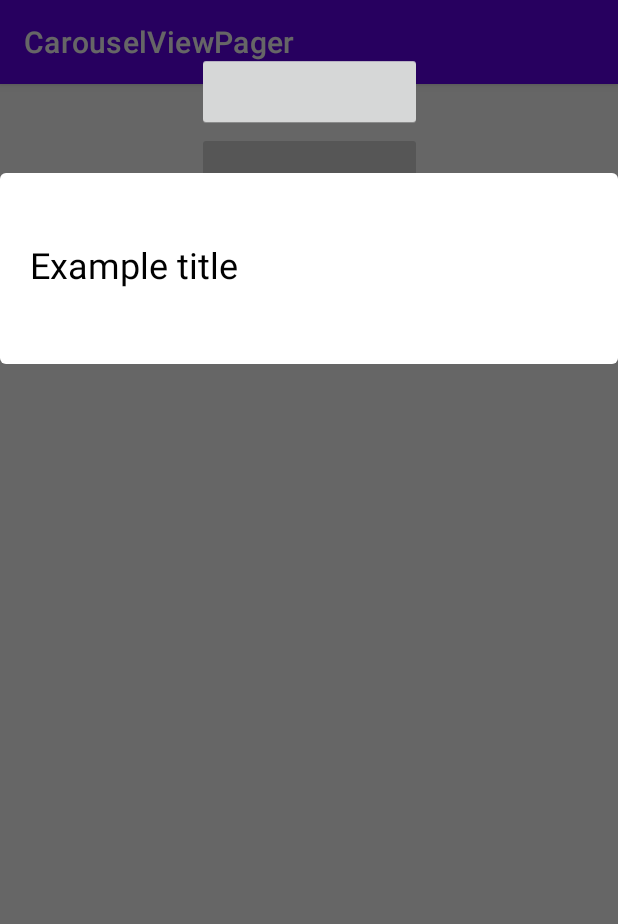
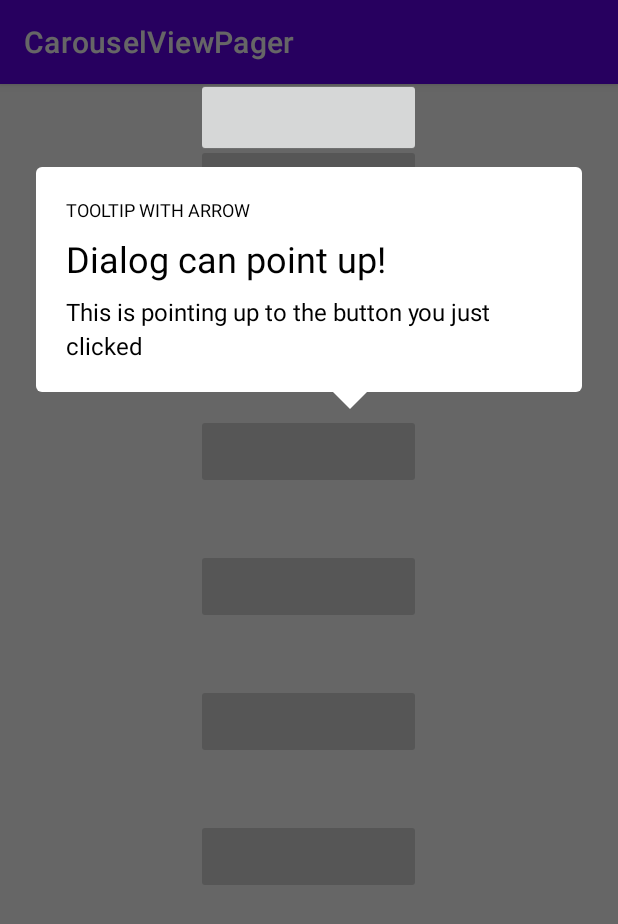
Before and after one commit to kfjohnny2/CarouselViewPager, an Android app: the screen it shows after launch (MainActivity), after a tap on an icon or button, on a phone screen of 412 x 824 dp. Shown: the top 924 px of the screen. Run offline under Robolectric (Android 15) with nearby library versions, the phone set to English and light mode, and no system bars; our stand-ins replace data binding.

Commit message:
further work

```diff
--- a/app/src/main/java/com/johnnylee/carouselviewpager/MainActivity.kt
+++ b/app/src/main/java/com/johnnylee/carouselviewpager/MainActivity.kt
@@ -2,18 +2,21 @@ package com.johnnylee.carouselviewpager
 
 import android.graphics.Rect
 import android.os.Bundle
+import android.view.View
+import android.view.Window
 import android.widget.Toast
 import androidx.appcompat.app.AppCompatActivity
 import androidx.databinding.DataBindingUtil
 import androidx.lifecycle.LifecycleOwner
 import com.johnnylee.carouselviewpager.databinding.ActivityMain2Binding
+import com.johnnylee.carouselviewpager.dialogs.utils.ScreenUtils
 import com.kcrimi.tooltipdialog.ToolTipDialog
 
 
 /**
  * @author Created by Johnnylee Rocha (kfjohnny2) on 4/16/2021.
  */
-class MainActivity : AppCompatActivity(), LifecycleOwner {
+class MainActivity : AppCompatActivity(), LifecycleOwner, View.OnClickListener {
     private lateinit var binding : ActivityMain2Binding
 
     override fun onCreate(savedInstanceState: Bundle?) {
@@ -21,18 +24,12 @@ class MainActivity : AppCompatActivity(), LifecycleOwner {
 
         binding = DataBindingUtil.setContentView(this, R.layout.activity_main2)
 
-        binding.button.setOnClickListener {
-
-            val rect = Rect()
-            it.getGlobalVisibleRect(rect)
-
-            ToolTipDialog(this)
-                .title("Example title")
-                .setYPosition(rect.bottom + 50)
-                .addPeekThroughView(it)
-                .show()
-        }
-
+        binding.button.setOnClickListener(this)
+        binding.button2.setOnClickListener(this)
+        binding.button3.setOnClickListener(this)
+        binding.button4.setOnClickListener(this)
+        binding.button5.setOnClickListener(this)
+        binding.button6.setOnClickListener(this)
 
     }
 
@@ -41,4 +38,23 @@ class MainActivity : AppCompatActivity(), LifecycleOwner {
     private fun toast(content: String) {
         Toast.makeText(this, content, Toast.LENGTH_LONG).show()
     }
+
+    override fun onClick(v: View?) {
+        v?.run {
+            val location = intArrayOf(0, 0)
+            v.getLocationInWindow(location)
+
+            ToolTipDialog(this@MainActivity)
+                .title("Dialog can point up!")
+                .pointTo(
+                    location[0] + v.width / 2,
+                    location[1] + (v.height / 2) + ScreenUtils.getSoftMenuHeight(this@MainActivity),
+                    ToolTipDialog.Position.ABOVE
+                )
+                .content("This is pointing up to the button you just clicked")
+                .addPeekThroughView(v)
+                .subtitle("Tooltip with arrow")
+                .show()
+        }
+    }
 }
--- a/app/src/main/java/com/johnnylee/carouselviewpager/dialogs/ToolTipDialog.kt
+++ b/app/src/main/java/com/johnnylee/carouselviewpager/dialogs/ToolTipDialog.kt
@@ -3,11 +3,20 @@ package com.kcrimi.tooltipdialog
 import android.app.Activity
 import android.app.Dialog
 import android.content.Context
-import android.graphics.*
+import android.content.res.Resources
+import android.graphics.Bitmap
+import android.graphics.Canvas
+import android.graphics.Color
+import android.graphics.Rect
 import android.graphics.drawable.BitmapDrawable
 import android.graphics.drawable.ColorDrawable
-import android.view.*
-import android.widget.*
+import android.view.View
+import android.view.ViewGroup
+import android.view.Window
+import android.view.WindowManager
+import android.widget.ImageView
+import android.widget.RelativeLayout
+import android.widget.TextView
 import androidx.core.content.ContextCompat
 import com.johnnylee.carouselviewpager.R
 import com.johnnylee.carouselviewpager.dialogs.utils.ScreenUtils
@@ -37,12 +46,9 @@ import com.johnnylee.carouselviewpager.dialogs.utils.ScreenUtils
  * POSSIBLE IMPROVEMENT: It would be nice to figure out a way to find the window height minus the
  *  status bar height without having to pass in an activity
  */
-class ToolTipDialog(
-    parentActivity: Activity,
-    themeStyleRes: Int = R.style.TooltipDialogTheme // Optional custom theme
-) : Dialog(parentActivity, themeStyleRes) {
+class ToolTipDialog(parentActivity: Activity, themeStyleRes: Int = R.style.TooltipDialogTheme) : Dialog(parentActivity, themeStyleRes) {
     private val screenUtils = ScreenUtils
-    private var arrowWidth = screenUtils.getPixels(context, 15f)
+    private var arrowWidth = screenUtils.getPixels(15f)
     private var contentView : RelativeLayout
     private var container : ViewGroup
     private var upArrow : ImageView
@@ -61,6 +67,7 @@ class ToolTipDialog(
     private var content: String = ""
 
     init {
+
         setContentView(R.layout.tootip_dialog)
         contentView = findViewById(R.id.tooltip_dialog_content_view)
         container = findViewById(R.id.container)
@@ -74,7 +81,8 @@ class ToolTipDialog(
         val usableView = parentActivity.window.findViewById<View>(Window.ID_ANDROID_CONTENT)
         windowHeight = usableView.height
         windowWidth = usableView.width
-        statusBarHeight = screenUtils.getScreenHeight(context) - windowHeight
+        //statusBarHeight = screenUtils.getScreenHeight(context) - windowHeight
+        statusBarHeight = ScreenUtils.getSoftMenuHeight(context)
 
         // Make Dialog window span the entire screen
         window?.setLayout(WindowManager.LayoutParams.MATCH_PARENT,
@@ -100,11 +108,13 @@ class ToolTipDialog(
         peekThroughViews.forEach {
             val viewBitmap = screenUtils.bitmapFromView(it)
             val xy = IntArray(2)
-            it.getLocationOnScreen(xy)
+            it.getLocationInWindow(xy)
 
+            val rect = Rect(0, 0, it.measuredWidth, it.measuredHeight)
             canvas.drawBitmap(viewBitmap,
-                Rect(0, 0, it.measuredWidth, it.measuredHeight),
-                Rect(xy[0], xy[1] - statusBarHeight, xy[0] + it.measuredWidth, xy[1] + it.measuredHeight -statusBarHeight),
+                rect,
+                Rect(xy[0], xy[1] - statusBarHeight, xy[0] + it.measuredWidth, xy[1] + it.measuredHeight - statusBarHeight),
+                //Rect(xy[0], xy[1], xy[0] + rect.width(), xy[1] + rect.height()),
                 null)
         }
 
@@ -158,7 +168,7 @@ class ToolTipDialog(
 
     private fun pointArrowTo(arrow: ImageView, x: Int) {
         val arrowParams = arrow.layoutParams as RelativeLayout.LayoutParams
-        if (x > windowWidth / 2) {
+        if (x >= windowWidth / 2) {
             arrowParams.addRule(RelativeLayout.ALIGN_PARENT_RIGHT)
             arrowParams.rightMargin = windowWidth - x - arrowWidth / 2
         } else {
@@ -180,8 +190,8 @@ class ToolTipDialog(
             rightMargin = 30f
         }
         val params = container.layoutParams as RelativeLayout.LayoutParams
-        params.leftMargin = screenUtils.getPixels(context, leftMargin)
-        params.rightMargin = screenUtils.getPixels(context, rightMargin)
+        params.leftMargin = screenUtils.getPixels(leftMargin)
+        params.rightMargin = screenUtils.getPixels(rightMargin)
         container.layoutParams = params
     }
 
--- a/app/src/main/java/com/johnnylee/carouselviewpager/dialogs/utils/ScreenUtils.kt
+++ b/app/src/main/java/com/johnnylee/carouselviewpager/dialogs/utils/ScreenUtils.kt
@@ -1,6 +1,7 @@
 package com.johnnylee.carouselviewpager.dialogs.utils
 
 import android.content.Context
+import android.content.res.Resources
 import android.graphics.Bitmap
 import android.graphics.Canvas
 import android.graphics.Point
@@ -14,10 +15,9 @@ import android.view.WindowManager
 **/
 internal object ScreenUtils {
 
-    fun getPixels(context: Context, dp: Float): Int {
-        val scale = context.resources.displayMetrics.density
-        return (dp * scale + 0.5f).toInt()
-    }
+    private val density = Resources.getSystem().displayMetrics.density
+
+    fun getPixels(dp: Float) = (dp * density + 0.5f).toInt()
 
     fun getScreenHeight(context: Context): Int {
         val wm =
@@ -28,11 +28,16 @@ internal object ScreenUtils {
     }
 
     fun bitmapFromView(view: View): Bitmap {
-        val bitmap =
-            Bitmap.createBitmap(view.width, view.height, Bitmap.Config.ARGB_8888)
+        val bitmap = Bitmap.createBitmap(view.width, view.height, Bitmap.Config.ARGB_8888)
         val canvas = Canvas(bitmap)
         view.layout(view.left, view.top, view.right, view.bottom)
         view.draw(canvas)
         return bitmap
     }
+
+    fun getSoftMenuHeight(context: Context): Int {
+        val resources: Resources = context.resources
+        val resourceId: Int = resources.getIdentifier("navigation_bar_height", "dimen", "android")
+        return if (resourceId > 0) resources.getDimensionPixelSize(resourceId) else 0
+    }
 }
--- a/app/src/main/res/layout/activity_main2.xml
+++ b/app/src/main/res/layout/activity_main2.xml
@@ -10,14 +10,70 @@
         android:layout_width="match_parent"
         android:layout_height="match_parent">
 
+        <LinearLayout
+            android:layout_width="match_parent"
+            android:layout_height="match_parent"
+            android:orientation="vertical"
+            android:dividerPadding="50dp"
+            android:gravity="center_horizontal">
+
             <ImageButton
                 android:id="@+id/button"
                 android:layout_width="150dp"
                 android:layout_height="50dp"
-            android:layout_marginTop="32dp"
+                android:layout_marginTop="40dp"
                 app:layout_constraintEnd_toEndOf="parent"
                 app:layout_constraintStart_toStartOf="parent"
                 app:layout_constraintTop_toTopOf="parent" />
 
+            <ImageButton
+                android:id="@+id/button2"
+                android:layout_width="150dp"
+                android:layout_height="50dp"
+                android:layout_marginTop="40dp"
+                app:layout_constraintEnd_toEndOf="parent"
+                app:layout_constraintStart_toStartOf="parent"
+                app:layout_constraintTop_toTopOf="parent" />
+
+            <ImageButton
+                android:id="@+id/button3"
+                android:layout_width="150dp"
+                android:layout_height="50dp"
+                android:layout_marginTop="40dp"
+                app:layout_constraintEnd_toEndOf="parent"
+                app:layout_constraintStart_toStartOf="parent"
+                app:layout_constraintTop_toTopOf="parent" />
+
+            <ImageButton
+                android:id="@+id/button4"
+                android:layout_width="150dp"
+                android:layout_height="50dp"
+                android:layout_marginTop="40dp"
+                app:layout_constraintEnd_toEndOf="parent"
+                app:layout_constraintStart_toStartOf="parent"
+                app:layout_constraintTop_toTopOf="parent" />
+
+            <ImageButton
+                android:id="@+id/button5"
+                android:layout_width="150dp"
+                android:layout_height="50dp"
+                android:layout_marginTop="40dp"
+                app:layout_constraintEnd_toEndOf="parent"
+                app:layout_constraintStart_toStartOf="parent"
+                app:layout_constraintTop_toTopOf="parent" />
+
+            <ImageButton
+                android:id="@+id/button6"
+                android:layout_width="150dp"
+                android:layout_height="50dp"
+                android:layout_marginTop="40dp"
+                app:layout_constraintEnd_toEndOf="parent"
+                app:layout_constraintStart_toStartOf="parent"
+                app:layout_constraintTop_toTopOf="parent" />
+
+        </LinearLayout>
+
+
+
     </androidx.constraintlayout.widget.ConstraintLayout>
 </layout>
```
Lines whose indentation alone changed are shown as unchanged.
